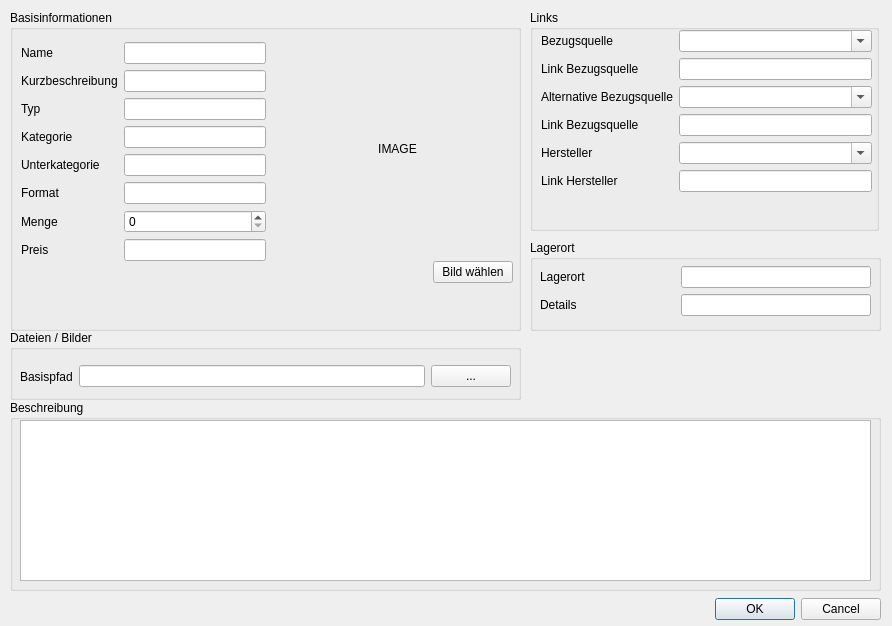
Above: src/newpartdialog.ui from oddscured/Partorium before the change. Below: the same form after it.
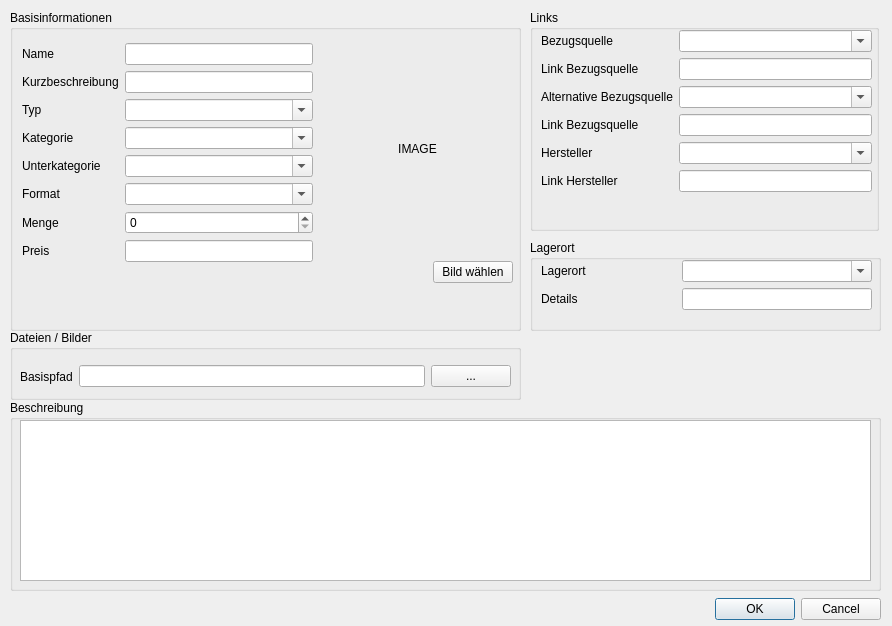
That is the form after the change.

Patch:
```diff
--- a/src/newpartdialog.ui
+++ b/src/newpartdialog.ui
@@ -44,9 +44,9 @@
    <widget class="QWidget" name="layoutWidget">
     <property name="geometry">
      <rect>
-      <x>272</x>
+      <x>312</x>
       <y>32</y>
-      <width>231</width>
+      <width>191</width>
       <height>241</height>
      </rect>
     </property>
@@ -96,10 +96,10 @@
    <widget class="QWidget" name="layoutWidget">
     <property name="geometry">
      <rect>
-      <x>11</x>
-      <y>32</y>
-      <width>245</width>
-      <height>240</height>
+      <x>12</x>
+      <y>33</y>
+      <width>291</width>
+      <height>260</height>
      </rect>
     </property>
     <layout class="QFormLayout" name="formLayout_2">
@@ -137,7 +137,11 @@
       </widget>
      </item>
      <item row="2" column="1">
-      <widget class="QLineEdit" name="edt_Type"/>
+      <widget class="QComboBox" name="cbb_Type">
+       <property name="editable">
+        <bool>true</bool>
+       </property>
+      </widget>
      </item>
      <item row="3" column="0">
       <widget class="QLabel" name="lbl_Category">
@@ -147,7 +151,11 @@
       </widget>
      </item>
      <item row="3" column="1">
-      <widget class="QLineEdit" name="edt_Category"/>
+      <widget class="QComboBox" name="cbb_Category">
+       <property name="editable">
+        <bool>true</bool>
+       </property>
+      </widget>
      </item>
      <item row="4" column="0">
       <widget class="QLabel" name="lbl_Subcategory">
@@ -157,7 +165,11 @@
       </widget>
      </item>
      <item row="4" column="1">
-      <widget class="QLineEdit" name="edt_Subcategory"/>
+      <widget class="QComboBox" name="cbb_SubCategory">
+       <property name="editable">
+        <bool>true</bool>
+       </property>
+      </widget>
      </item>
      <item row="5" column="0">
       <widget class="QLabel" name="lbl_Format">
@@ -167,7 +179,11 @@
       </widget>
      </item>
      <item row="5" column="1">
-      <widget class="QLineEdit" name="edt_Format"/>
+      <widget class="QComboBox" name="cbb_Format">
+       <property name="editable">
+        <bool>true</bool>
+       </property>
+      </widget>
      </item>
      <item row="6" column="0">
       <widget class="QLabel" name="lbl_Quantity">
@@ -214,7 +230,7 @@
    <property name="title">
     <string>Links</string>
    </property>
-   <widget class="QWidget" name="">
+   <widget class="QWidget" name="layoutWidget">
     <property name="geometry">
      <rect>
       <x>11</x>
@@ -343,10 +359,10 @@
    <widget class="QWidget" name="layoutWidget">
     <property name="geometry">
      <rect>
-      <x>10</x>
-      <y>26</y>
+      <x>11</x>
+      <y>20</y>
       <width>331</width>
-      <height>54</height>
+      <height>59</height>
      </rect>
     </property>
     <layout class="QFormLayout" name="formLayout_3">
@@ -364,10 +380,11 @@
       </widget>
      </item>
      <item row="0" column="1">
-      <widget class="QLineEdit" name="edt_StorageLocation"/>
-     </item>
-     <item row="1" column="1">
-      <widget class="QLineEdit" name="edt_StorageLocationDetails"/>
+      <widget class="QComboBox" name="cbb_StorageLocation">
+       <property name="editable">
+        <bool>true</bool>
+       </property>
+      </widget>
      </item>
      <item row="1" column="0">
       <widget class="QLabel" name="lbl_StorageLocationDetails">
@@ -376,6 +393,9 @@
        </property>
       </widget>
      </item>
+     <item row="1" column="1">
+      <widget class="QLineEdit" name="edt_StorageLocationDetails"/>
+     </item>
     </layout>
    </widget>
   </widget>
```
